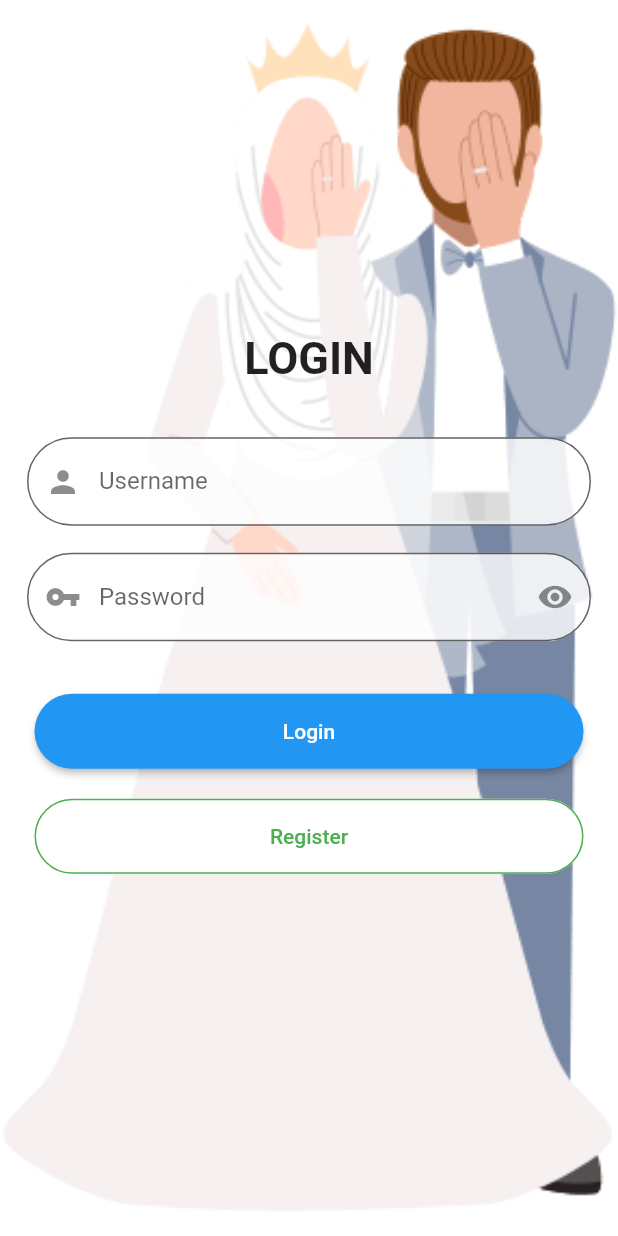
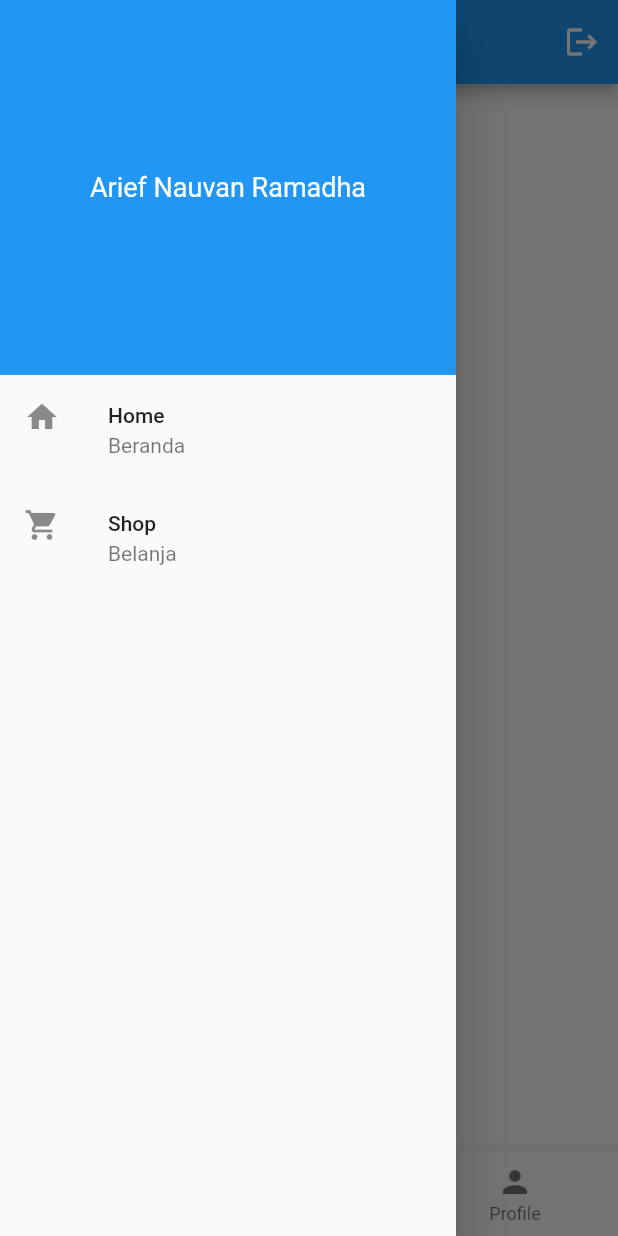
Before and after one commit to arvandha121/WeddingCheck, a Flutter app: the screen it shows after launch, with the side drawer open (before the commit the screen has no drawer), on a phone screen of 412 x 824 dp. Run offline on Flutter 3.47's test engine with Material 2 defaults, Android fonts, the phone set to English and light mode, and no system bars; our stand-ins replace get, shared_preferences, sqflite; missing offline and left inert: qr_code_scanner; accounts and stored records are empty.

Commit message:
add view homepage. navbar, drawer. icon_laucher belum

```diff
--- a/lib/main.dart
+++ b/lib/main.dart
@@ -2,6 +2,7 @@ import 'package:flutter/material.dart';
 import 'package:get/get.dart';
 import 'package:get/get_navigation/get_navigation.dart';
 import 'package:weddingcheck/views/auth/loginscreen.dart';
+import 'package:weddingcheck/views/homepage.dart';
 
 void main() {
   runApp(const MyApp());
@@ -14,7 +15,7 @@ class MyApp extends StatelessWidget {
   Widget build(BuildContext context) {
     return GetMaterialApp(
       debugShowCheckedModeBanner: false,
-      home: Login(),
+      home: HomePage(),
     );
   }
 }
--- a/lib/views/homepage.dart
+++ b/lib/views/homepage.dart
@@ -1,13 +1,58 @@
 import 'package:flutter/material.dart';
+import 'other/drawer/drawer.dart';
+import 'other/scanner/camerascan.dart';
+import 'other/navbar/bottomnavbar.dart'; // Import MyBottomNavBar class
 
-class HomePage extends StatelessWidget {
-  const HomePage({super.key});
+class HomePage extends StatefulWidget {
+  const HomePage({Key? key}) : super(key: key);
+
+  @override
+  State<HomePage> createState() => _HomePageState();
+}
+
+class _HomePageState extends State<HomePage> {
+  late int selectedIndex;
+
+  List showWidgets = [
+    Center(
+      child: Text("Homes"),
+    ),
+    Center(
+      child: CameraScanner(),
+    ),
+    Center(
+      child: Text("Profile"),
+    ),
+  ];
+
+  @override
+  void initState() {
+    super.initState();
+    selectedIndex = 0;
+  }
 
   @override
   Widget build(BuildContext context) {
     return Scaffold(
-      body: Center(
-        child: Text('Home Page'),
+      appBar: AppBar(
+        actions: [
+          Padding(
+            padding: const EdgeInsets.only(right: 12.0),
+            child: Icon(
+              Icons.logout,
+            ),
+          ),
+        ],
+      ),
+      drawer: MyDrawer(),
+      body: showWidgets[selectedIndex],
+      bottomNavigationBar: MyBottomNavBar(
+        currentIndex: selectedIndex,
+        onTap: (value) {
+          setState(() {
+            selectedIndex = value;
+          });
+        },
       ),
     );
   }
--- /dev/null
+++ b/lib/views/other/drawer/drawer.dart
@@ -0,0 +1,53 @@
+import 'package:flutter/material.dart';
+
+class MyDrawer extends StatelessWidget {
+  const MyDrawer({Key? key}) : super(key: key);
+
+  @override
+  Widget build(BuildContext context) {
+    return Drawer(
+      child: SingleChildScrollView(
+        child: Column(
+          crossAxisAlignment: CrossAxisAlignment.start,
+          children: [
+            Container(
+              alignment: Alignment.center,
+              padding: EdgeInsets.all(20),
+              width: double.infinity,
+              height: 250,
+              color: Colors.blue,
+              child: Text(
+                "Arief Nauvan Ramadha",
+                style: TextStyle(fontSize: 18, color: Colors.white),
+              ),
+            ),
+            Container(
+              height: 530,
+              child: ListView(
+                padding: EdgeInsets.zero,
+                children: [
+                  ListTile(
+                    onTap: () {
+                      print("This is homepage");
+                    },
+                    leading: Icon(Icons.home),
+                    title: Text("Home"),
+                    subtitle: Text("Beranda"),
+                  ),
+                  ListTile(
+                    onTap: () {
+                      print("This is Shop");
+                    },
+                    leading: Icon(Icons.shopping_cart),
+                    title: Text("Shop"),
+                    subtitle: Text("Belanja"),
+                  ),
+                ],
+              ),
+            ),
+          ],
+        ),
+      ),
+    );
+  }
+}
--- /dev/null
+++ b/lib/views/other/navbar/bottomnavbar.dart
@@ -0,0 +1,34 @@
+import 'package:flutter/material.dart';
+
+class MyBottomNavBar extends StatelessWidget {
+  final int currentIndex;
+  final Function(int) onTap;
+
+  const MyBottomNavBar({
+    required this.currentIndex,
+    required this.onTap,
+    Key? key,
+  }) : super(key: key);
+
+  @override
+  Widget build(BuildContext context) {
+    return BottomNavigationBar(
+      currentIndex: currentIndex,
+      onTap: onTap,
+      items: [
+        BottomNavigationBarItem(
+          icon: Icon(Icons.home),
+          label: "Home",
+        ),
+        BottomNavigationBarItem(
+          icon: Icon(Icons.qr_code_scanner_outlined),
+          label: "Scan",
+        ),
+        BottomNavigationBarItem(
+          icon: Icon(Icons.person),
+          label: "Profile",
+        ),
+      ],
+    );
+  }
+}
```
Also changed, not shown: lib/views/auth/loginscreen.dart (+13 -1 lines), lib/views/auth/registerscreen.dart (+7 -0 lines), lib/views/other/scanner/camerascan.dart (added, +20 -0 lines), pubspec.yaml (+12 -0 lines), lib/assets/image/iconlaunch.jpg (added), pubspec.lock.
